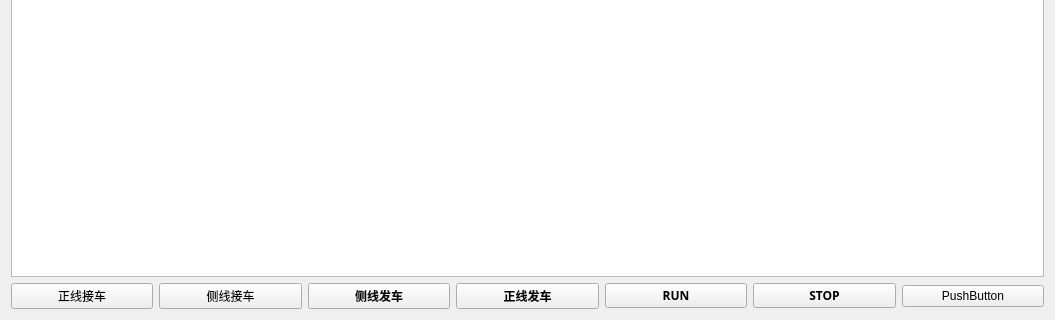
Clara-breado/dynamic_encode, file project/test2/widget.ui: the form before one commit; both pictures show x 0 to 1055 and y 247 to 567 of the 1055 by 567 pixel window.
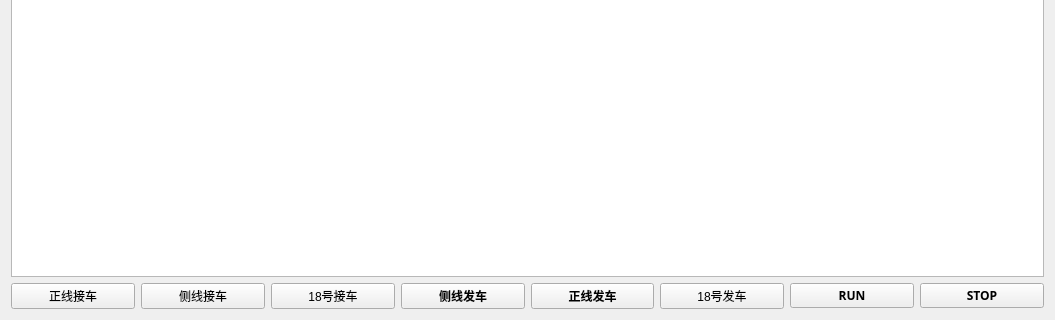
The form after the commit.

```diff
--- a/project/test2/widget.ui
+++ b/project/test2/widget.ui
@@ -33,6 +33,13 @@
        </property>
       </widget>
      </item>
+     <item>
+      <widget class="QPushButton" name="lg_recieve">
+       <property name="text">
+        <string>18号接车</string>
+       </property>
+      </widget>
+     </item>
      <item>
       <widget class="QPushButton" name="cx_send">
        <property name="font">
@@ -61,6 +68,13 @@
        </property>
       </widget>
      </item>
+     <item>
+      <widget class="QPushButton" name="lg_send">
+       <property name="text">
+        <string>18号发车</string>
+       </property>
+      </widget>
+     </item>
      <item>
       <widget class="QPushButton" name="start_btn">
        <property name="font">
@@ -89,13 +103,6 @@
        </property>
       </widget>
      </item>
-     <item>
-      <widget class="QPushButton" name="pushButton">
-       <property name="text">
-        <string>PushButton</string>
-       </property>
-      </widget>
-     </item>
     </layout>
    </item>
   </layout>
```
